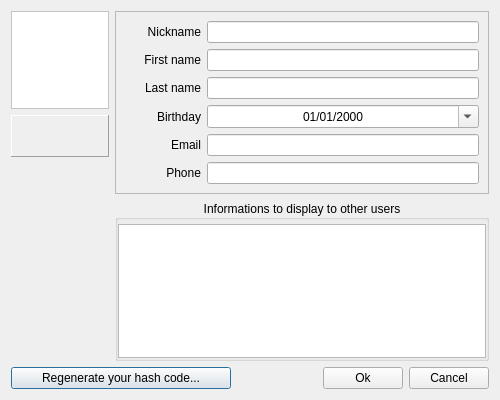
Above: src/desktop/GuiEditVCard.ui from Stkai/BeeBEEP before the change. Below: the same form after it.
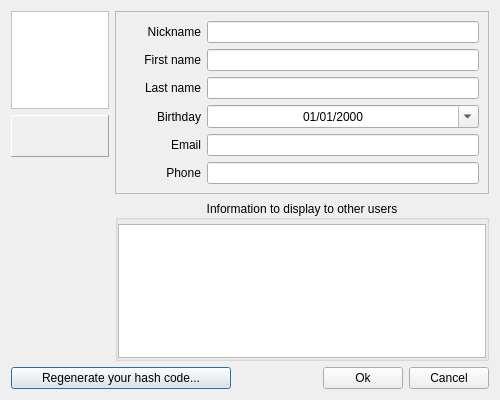
That is the form after the change. Icons and pictures are not drawn.

Diff of the .ui file:
```diff
--- a/src/desktop/GuiEditVCard.ui
+++ b/src/desktop/GuiEditVCard.ui
@@ -473,7 +473,7 @@
    <item row="3" column="1">
     <widget class="QGroupBox" name="mp_gbInfo">
      <property name="title">
-      <string>Informations to display to other users</string>
+      <string>Information to display to other users</string>
      </property>
      <property name="alignment">
       <set>Qt::AlignCenter</set>
```
